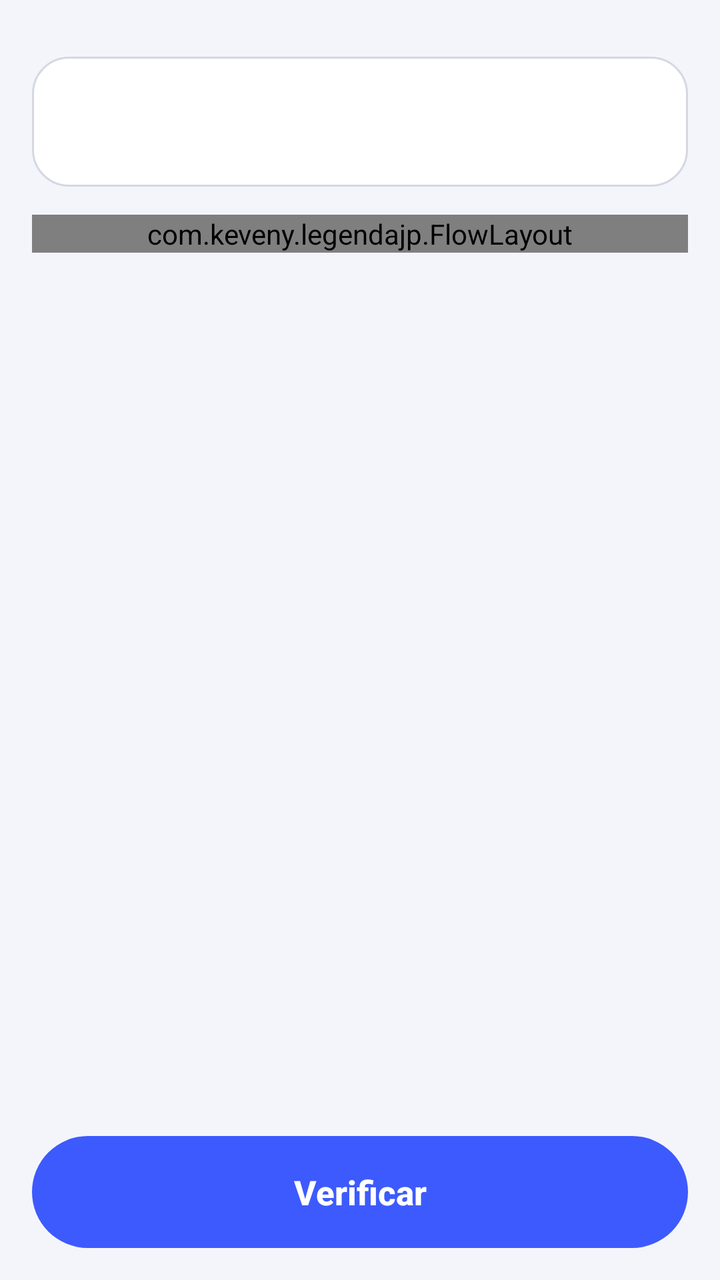
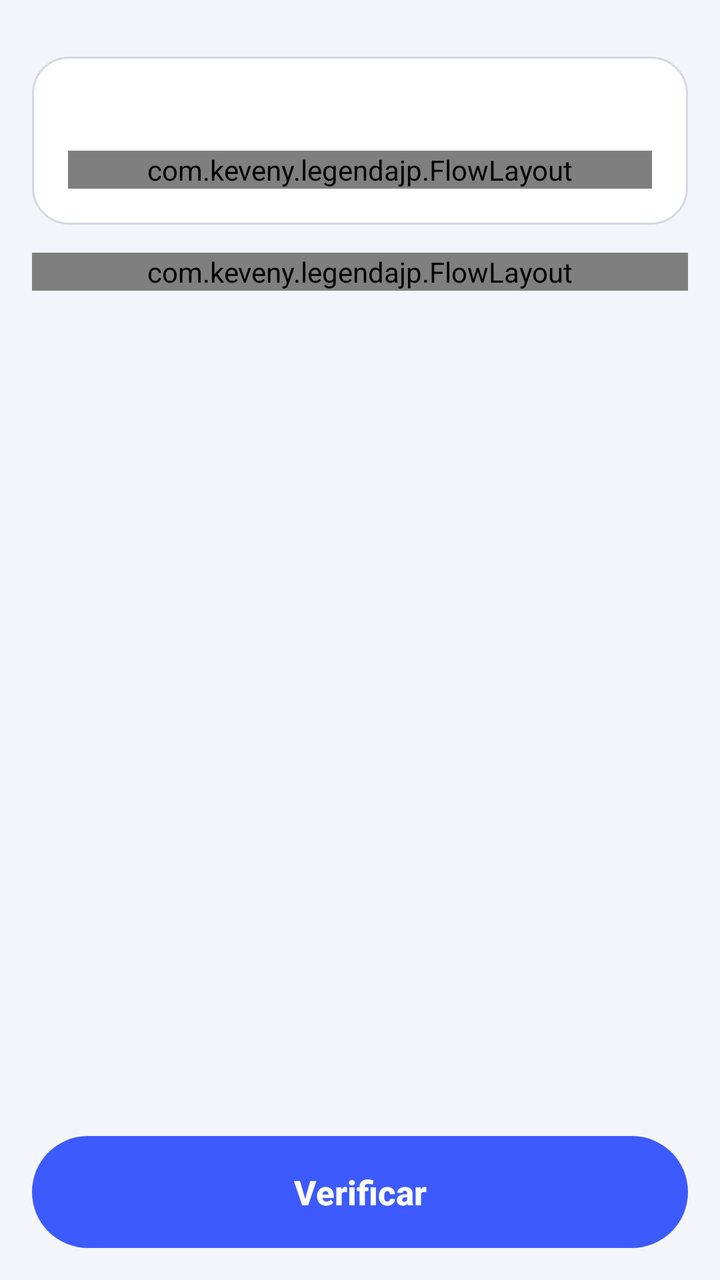

An Android layout rendered at two revisions. The XML below is the earlier revision; the diff shows what the commit changed to produce the second picture.
<!-- AndroidManifest.xml: application theme Theme.LegendaJP -->
<!-- res/layout/activity_study.xml -->
<?xml version="1.0" encoding="utf-8"?>
<LinearLayout xmlns:android="http://schemas.android.com/apk/res/android"
    android:layout_width="match_parent"
    android:layout_height="match_parent"
    android:orientation="vertical"
    android:paddingStart="16dp"
    android:paddingEnd="16dp"
    android:paddingBottom="16dp">

    <TextView
        android:id="@+id/progress"
        android:layout_width="match_parent"
        android:layout_height="wrap_content"
        android:layout_marginTop="4dp"
        android:textColor="@color/text_secondary"
        android:textSize="12sp" />

    <ScrollView
        android:layout_width="match_parent"
        android:layout_height="0dp"
        android:layout_weight="1"
        android:layout_marginTop="8dp">

        <LinearLayout
            android:layout_width="match_parent"
            android:layout_height="wrap_content"
            android:orientation="vertical">

            <LinearLayout
                android:layout_width="match_parent"
                android:layout_height="wrap_content"
                android:orientation="vertical"
                android:background="@drawable/bg_card"
                android:padding="18dp">

                <TextView
                    android:id="@+id/prompt"
                    android:layout_width="match_parent"
                    android:layout_height="wrap_content"
                    android:textColor="@color/text_secondary"
                    android:textSize="14sp" />

                <TextView
                    android:id="@+id/sentence"
                    android:layout_width="match_parent"
                    android:layout_height="wrap_content"
                    android:layout_marginTop="10dp"
                    android:textColor="@color/text"
                    android:textSize="22sp"
                    android:lineSpacingExtra="6dp"
                    android:visibility="gone" />

                <TextView
                    android:id="@+id/built"
                    android:layout_width="match_parent"
                    android:layout_height="wrap_content"
                    android:layout_marginTop="10dp"
                    android:minHeight="44dp"
                    android:background="@drawable/bg_button_outline"
                    android:padding="10dp"
                    android:textColor="@color/text"
                    android:textSize="22sp"
                    android:visibility="gone" />

                
                <FrameLayout
                    android:id="@+id/partsBox"
                    android:layout_width="match_parent"
                    android:layout_height="wrap_content"
                    android:layout_marginTop="12dp"
                    android:visibility="gone" />

                
                <LinearLayout
                    android:id="@+id/writeBox"
                    android:layout_width="match_parent"
                    android:layout_height="wrap_content"
                    android:layout_marginTop="10dp"
                    android:orientation="vertical"
                    android:visibility="gone">

                    <com.keveny.legendajp.FlowLayout
                        android:id="@+id/slots"
                        android:layout_width="match_parent"
                        android:layout_height="wrap_content" />

                    <com.keveny.legendajp.DrawView
                        android:id="@+id/draw"
                        android:layout_width="match_parent"
                        android:layout_height="240dp"
                        android:layout_marginTop="10dp"
                        android:background="@drawable/bg_draw" />

                    <LinearLayout
                        android:layout_width="match_parent"
                        android:layout_height="wrap_content"
                        android:layout_marginTop="8dp"
                        android:orientation="horizontal">

                        <Button
                            android:id="@+id/btnRecognize"
                            style="@style/Button.Primary"
                            android:layout_width="0dp"
                            android:layout_height="wrap_content"
                            android:layout_weight="1"
                            android:minHeight="44dp"
                            android:textSize="15sp"
                            android:text="Reconhecer" />

                        <Button
                            android:id="@+id/btnClear"
                            style="@style/Button.Outline"
                            android:layout_width="wrap_content"
                            android:layout_height="wrap_content"
                            android:layout_marginStart="8dp"
                            android:text="Limpar" />

                        <Button
                            android:id="@+id/btnRemember"
                            style="@style/Button.Outline"
                            android:layout_width="wrap_content"
                            android:layout_height="wrap_content"
                            android:layout_marginStart="8dp"
                            android:text="Lembrar"
                            android:visibility="gone" />
                    </LinearLayout>
                </LinearLayout>

                <LinearLayout
                    android:layout_width="match_parent"
                    android:layout_height="wrap_content"
                    android:layout_marginTop="10dp"
                    android:orientation="horizontal">

                    <Button
                        android:id="@+id/btnAudio"
                        style="@style/Button.Outline"
                        android:layout_width="wrap_content"
                        android:layout_height="wrap_content"
                        android:text="▶ Ouvir"
                        android:visibility="gone" />

                    <Button
                        android:id="@+id/btnUndo"
                        style="@style/Button.Outline"
                        android:layout_width="wrap_content"
                        android:layout_height="wrap_content"
                        android:layout_marginStart="8dp"
                        android:text="Desfazer"
                        android:visibility="gone" />
                </LinearLayout>
            </LinearLayout>

            <com.keveny.legendajp.FlowLayout
                android:id="@+id/choices"
                android:layout_width="match_parent"
                android:layout_height="wrap_content"
                android:layout_marginTop="14dp" />

            <TextView
                android:id="@+id/feedback"
                android:layout_width="match_parent"
                android:layout_height="wrap_content"
                android:layout_marginTop="14dp"
                android:textColor="@color/text"
                android:textSize="15sp"
                android:lineSpacingExtra="4dp"
                android:textIsSelectable="true"
                android:visibility="gone" />

            <LinearLayout
                android:id="@+id/strokeBox"
                android:layout_width="match_parent"
                android:layout_height="wrap_content"
                android:layout_marginTop="12dp"
                android:orientation="vertical"
                android:visibility="gone">

                <TextView
                    android:layout_width="match_parent"
                    android:layout_height="wrap_content"
                    android:text="Ordem dos traços (toque num kanji para repetir)"
                    android:textColor="@color/text_secondary"
                    android:textSize="12sp" />

                <HorizontalScrollView
                    android:layout_width="match_parent"
                    android:layout_height="wrap_content"
                    android:layout_marginTop="4dp">

                    <LinearLayout
                        android:id="@+id/strokeRow"
                        android:layout_width="wrap_content"
                        android:layout_height="wrap_content"
                        android:orientation="horizontal" />
                </HorizontalScrollView>
            </LinearLayout>
        </LinearLayout>
    </ScrollView>

    <LinearLayout
        android:layout_width="match_parent"
        android:layout_height="wrap_content"
        android:layout_marginTop="10dp"
        android:orientation="horizontal"
        android:gravity="center_vertical">

        <Button
            android:id="@+id/btnPrev"
            style="@style/Button.Outline"
            android:layout_width="wrap_content"
            android:layout_height="56dp"
            android:layout_marginEnd="8dp"
            android:paddingStart="18dp"
            android:paddingEnd="18dp"
            android:text="Anterior"
            android:visibility="gone" />

        <Button
            android:id="@+id/btnNext"
            style="@style/Button.Primary"
            android:layout_width="0dp"
            android:layout_height="wrap_content"
            android:layout_weight="1"
            android:text="Verificar" />
    </LinearLayout>
</LinearLayout>
<!-- resources referenced by this layout -->
<resources>
  <color name="text">#1A1C23</color>
  <color name="text_secondary">#6B7083</color>
  <!-- drawable bg_button_outline (drawable) -->
  <?xml version="1.0" encoding="utf-8"?>
  <ripple xmlns:android="http://schemas.android.com/apk/res/android" android:color="@color/accent_soft">
      <item>
          <shape android:shape="rectangle">
              <solid android:color="@color/card" />
              <stroke android:width="1dp" android:color="@color/outline" />
              <corners android:radius="22dp" />
          </shape>
      </item>
  </ripple>
  <!-- drawable bg_card (drawable) -->
  <?xml version="1.0" encoding="utf-8"?>
  <shape xmlns:android="http://schemas.android.com/apk/res/android" android:shape="rectangle">
      <solid android:color="@color/card" />
      <stroke android:width="1dp" android:color="@color/outline" />
      <corners android:radius="18dp" />
  </shape>
  <!-- drawable bg_draw (drawable) -->
  <?xml version="1.0" encoding="utf-8"?>
  <shape xmlns:android="http://schemas.android.com/apk/res/android" android:shape="rectangle">
      <solid android:color="@color/card" />
      <stroke android:width="2dp" android:color="@color/accent" />
      <corners android:radius="16dp" />
  </shape>
  <style name="Button.Primary" parent="@android:style/Widget.DeviceDefault.Button">
          <item name="android:background">@drawable/bg_button_primary</item>
          <item name="android:textColor">#FFFFFF</item>
          <item name="android:textSize">17sp</item>
          <item name="android:textStyle">bold</item>
          <item name="android:textAllCaps">false</item>
          <item name="android:minHeight">56dp</item>
          <item name="android:stateListAnimator">@null</item>
      </style>
  <style name="Theme.LegendaJP" parent="@android:style/Theme.DeviceDefault.DayNight">
          <item name="android:colorPrimary">@color/primary</item>
          <item name="android:colorAccent">@color/accent</item>
          <item name="android:windowBackground">@color/background</item>
          <item name="android:statusBarColor">@color/background</item>
          <item name="android:navigationBarColor">@color/background</item>
          <item name="android:windowLightStatusBar">true</item>
          <item name="android:windowLightNavigationBar">true</item>
          <item name="android:textColorPrimary">@color/text</item>
          <item name="android:textColorSecondary">@color/text_secondary</item>
          <item name="android:actionBarStyle">@style/LegendaJP.ActionBar</item>
      </style>
  <color name="accent_soft">#2A3D5AFE</color>
  <color name="card">#FFFFFF</color>
  <color name="outline">#D5D8E3</color>
  <color name="accent">#3D5AFE</color>
  <!-- drawable bg_button_primary (drawable) -->
  <?xml version="1.0" encoding="utf-8"?>
  <ripple xmlns:android="http://schemas.android.com/apk/res/android" android:color="#33FFFFFF">
      <item>
          <shape android:shape="rectangle">
              <solid android:color="@color/accent" />
              <corners android:radius="28dp" />
          </shape>
      </item>
  </ripple>
  <color name="primary">#1E2A5A</color>
  <color name="background">#F4F5FA</color>
  <style name="LegendaJP.ActionBar" parent="@android:style/Widget.DeviceDefault.ActionBar.Solid">
          <item name="android:background">@color/background</item>
          <item name="android:elevation">0dp</item>
          <item name="android:titleTextStyle">@style/LegendaJP.ActionBar.Title</item>
      </style>
  <style name="LegendaJP.ActionBar.Title" parent="@android:style/TextAppearance.DeviceDefault.Widget.ActionBar.Title">
          <item name="android:textColor">@color/text</item>
          <item name="android:textStyle">bold</item>
      </style>
  <!-- unchanged entries left out for length: 1 -->
</resources>

<!-- the commit's change to res/layout/activity_study.xml (unified diff, before → after) -->
@@ -126,11 +126,33 @@
                     </LinearLayout>
                 </LinearLayout>
 
-                <LinearLayout
-                    android:layout_width="match_parent"
-                    android:layout_height="wrap_content"
-                    android:layout_marginTop="10dp"
-                    android:orientation="horizontal">
+                
+                <TextView
+                    android:id="@+id/subtitle"
+                    android:layout_width="match_parent"
+                    android:layout_height="wrap_content"
+                    android:layout_marginTop="12dp"
+                    android:background="@drawable/bg_button_outline"
+                    android:padding="10dp"
+                    android:textColor="@color/text"
+                    android:textSize="20sp"
+                    android:lineSpacingExtra="6dp"
+                    android:visibility="gone" />
+
+                <TextView
+                    android:id="@+id/timingInfo"
+                    android:layout_width="wrap_content"
+                    android:layout_height="wrap_content"
+                    android:paddingTop="4dp"
+                    android:paddingBottom="2dp"
+                    android:textColor="@color/text_secondary"
+                    android:textSize="12sp"
+                    android:visibility="gone" />
+
+                <com.keveny.legendajp.FlowLayout
+                    android:layout_width="match_parent"
+                    android:layout_height="wrap_content"
+                    android:layout_marginTop="10dp">
 
                     <Button
                         android:id="@+id/btnAudio"
@@ -141,14 +163,21 @@
                         android:visibility="gone" />
 
                     <Button
+                        android:id="@+id/btnSubs"
+                        style="@style/Button.Outline"
+                        android:layout_width="wrap_content"
+                        android:layout_height="wrap_content"
+                        android:text="Legenda"
+                        android:visibility="gone" />
+
+                    <Button
                         android:id="@+id/btnUndo"
                         style="@style/Button.Outline"
                         android:layout_width="wrap_content"
                         android:layout_height="wrap_content"
-                        android:layout_marginStart="8dp"
                         android:text="Desfazer"
                         android:visibility="gone" />
-                </LinearLayout>
+                </com.keveny.legendajp.FlowLayout>
             </LinearLayout>
 
             <com.keveny.legendajp.FlowLayout
@@ -195,6 +224,15 @@
                         android:orientation="horizontal" />
                 </HorizontalScrollView>
             </LinearLayout>
+
+            
+            <LinearLayout
+                android:id="@+id/aiBox"
+                android:layout_width="match_parent"
+                android:layout_height="wrap_content"
+                android:layout_marginTop="16dp"
+                android:orientation="vertical"
+                android:visibility="gone" />
         </LinearLayout>
     </ScrollView>
 
